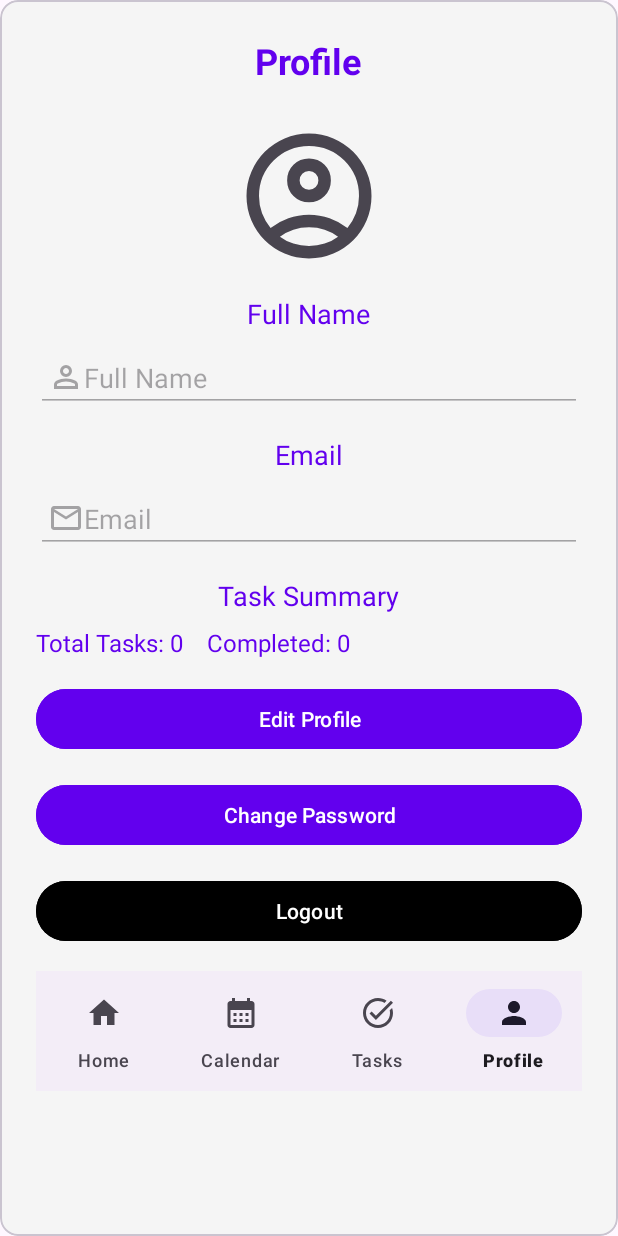
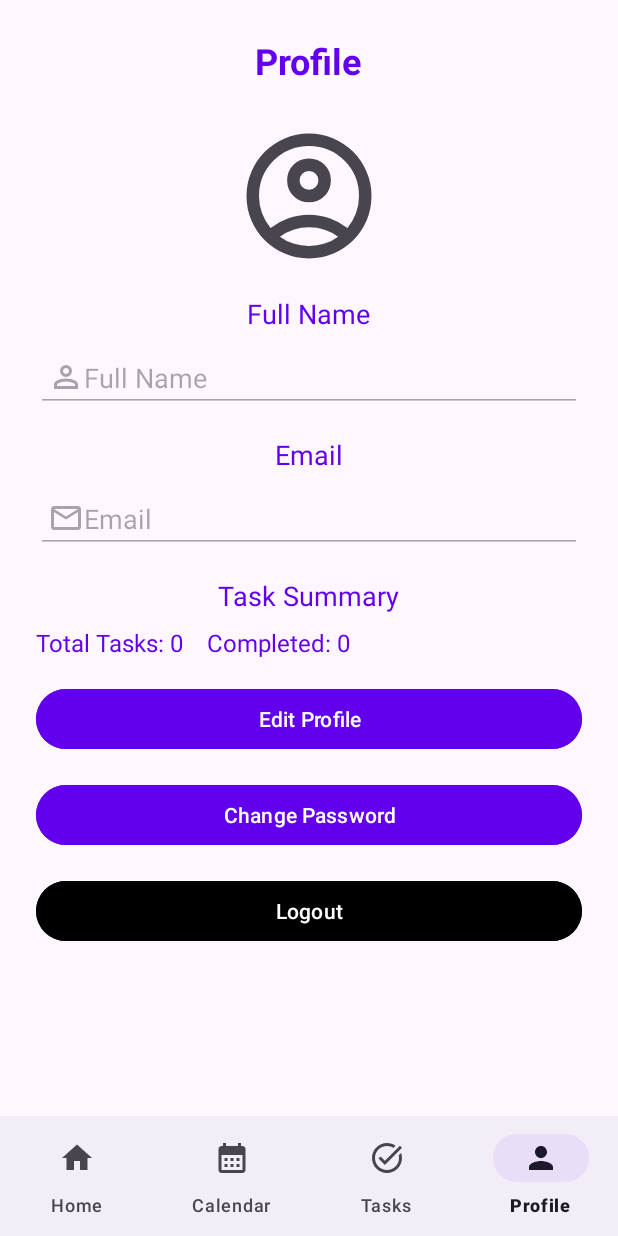
Before and after one commit to Oieu/MobDev_FinalProject, an Android app: the ProfileActivity screen opened directly, with no data from a screen before it, on a phone screen of 412 x 824 dp. Run offline under Robolectric (Android 15) with nearby library versions, the phone set to English and light mode, and no system bars.

Commit message:
[FIX]Fixed the navbar for the profile activity

```diff
--- a/app/src/main/res/layout/activity_calendar_page.xml
+++ b/app/src/main/res/layout/activity_calendar_page.xml
@@ -1,5 +1,6 @@
 <?xml version="1.0" encoding="utf-8"?>
-<androidx.constraintlayout.widget.ConstraintLayout xmlns:android="http://schemas.android.com/apk/res/android"
+<androidx.constraintlayout.widget.ConstraintLayout
+    xmlns:android="http://schemas.android.com/apk/res/android"
     xmlns:app="http://schemas.android.com/apk/res-auto"
     xmlns:tools="http://schemas.android.com/tools"
     android:id="@+id/main"
--- a/app/src/main/res/layout/activity_profile.xml
+++ b/app/src/main/res/layout/activity_profile.xml
@@ -1,15 +1,25 @@
-<com.google.android.material.card.MaterialCardView xmlns:android="http://schemas.android.com/apk/res/android"
+<?xml version="1.0" encoding="utf-8"?>
+<androidx.constraintlayout.widget.ConstraintLayout
+    xmlns:android="http://schemas.android.com/apk/res/android"
+    xmlns:app="http://schemas.android.com/apk/res-auto"
+    xmlns:tools="http://schemas.android.com/tools"
     android:layout_width="match_parent"
     android:layout_height="match_parent"
-    xmlns:app="http://schemas.android.com/apk/res-auto"
-    app:cardBackgroundColor="@color/backgroundColor">
+    tools:context=".ProfilePage">
+
+    <ScrollView
+        android:layout_width="0dp"
+        android:layout_height="0dp"
+        app:layout_constraintTop_toTopOf="parent"
+        app:layout_constraintBottom_toTopOf="@id/bottomnav"
+        app:layout_constraintStart_toStartOf="parent"
+        app:layout_constraintEnd_toEndOf="parent">
 
         <LinearLayout
             android:layout_width="match_parent"
-        android:layout_height="756dp"
+            android:layout_height="wrap_content"
             android:orientation="vertical"
             android:padding="24dp">
-
 
             <TextView
                 android:layout_width="wrap_content"
@@ -131,14 +141,18 @@
                 android:text="Logout"
                 android:textColor="@android:color/white" />
 
+        </LinearLayout>
+    </ScrollView>
+
 
     <com.google.android.material.bottomnavigation.BottomNavigationView
         android:id="@+id/bottomnav"
-            android:layout_width="match_parent"
+        android:layout_width="0dp"
         android:layout_height="wrap_content"
-            android:layout_marginTop="16dp"
         app:labelVisibilityMode="labeled"
-            app:menu="@menu/bottom_nav" />
+        app:menu="@menu/bottom_nav"
+        app:layout_constraintBottom_toBottomOf="parent"
+        app:layout_constraintStart_toStartOf="parent"
+        app:layout_constraintEnd_toEndOf="parent" />
 
-    </LinearLayout>
-</com.google.android.material.card.MaterialCardView>
+</androidx.constraintlayout.widget.ConstraintLayout>
```
Lines whose indentation alone changed are shown as unchanged.
